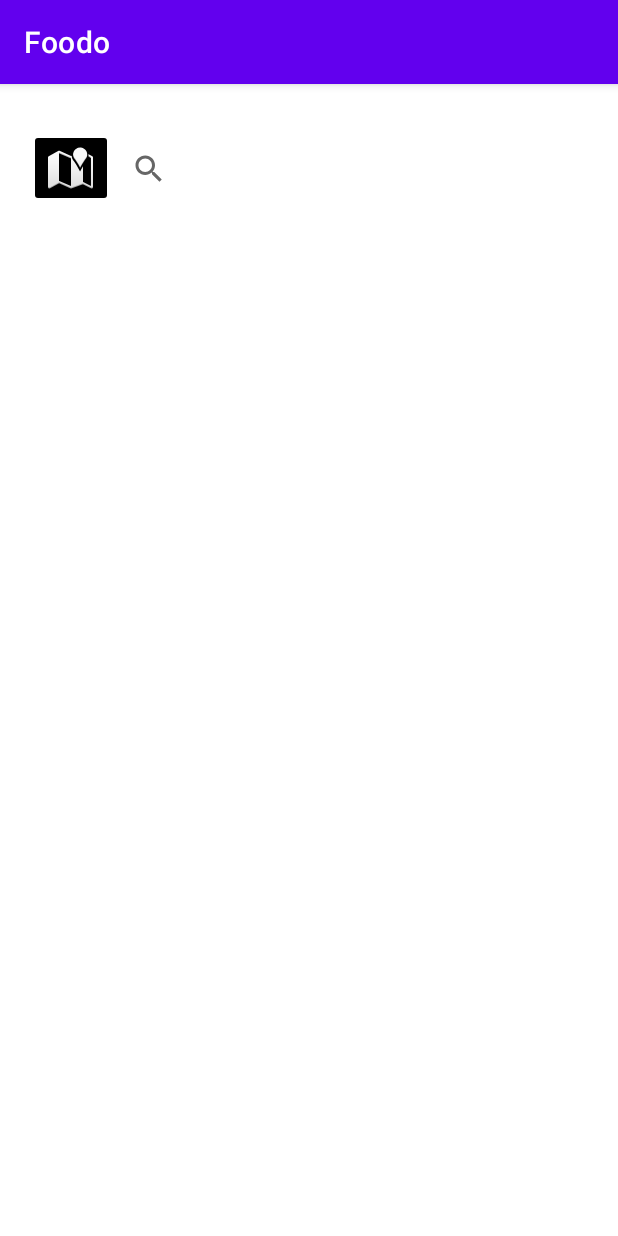
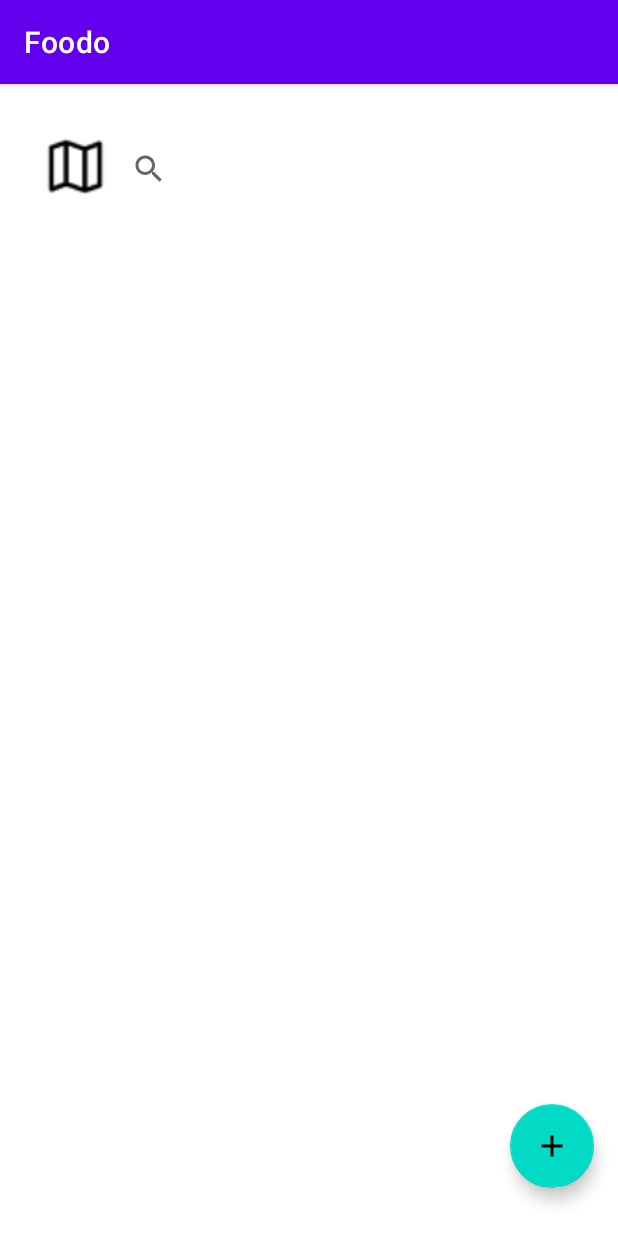
Before and after one commit to jerryxu9/Foodo, an Android app: the screen it shows after launch (MainActivity), on a phone screen of 412 x 824 dp. Run offline under Robolectric (Android 15) with nearby library versions, the phone set to English and light mode, and no system bars.

Commit message:
Add 'create foodo list' button, styled map button

```diff
--- a/frontend/app/src/main/java/com/example/foodo/MainActivity.java
+++ b/frontend/app/src/main/java/com/example/foodo/MainActivity.java
@@ -4,11 +4,13 @@ import android.content.Intent;
 import android.os.Bundle;
 import android.util.Log;
 import android.view.View;
-import android.widget.ImageButton;
+import android.widget.Button;
 import android.widget.SearchView;
 
 import androidx.annotation.NonNull;
 import androidx.appcompat.app.AppCompatActivity;
+
+import com.google.android.material.floatingactionbutton.FloatingActionButton;
 
 import java.io.IOException;
 
@@ -28,7 +30,8 @@ public class MainActivity extends AppCompatActivity {
     private final String BASE_URL = "http://10.0.2.2:3000";
 
     SearchView restaurantSearch;
-    ImageButton mapButton;
+    Button mapButton;
+    FloatingActionButton addFoodoListButton;
 
     @Override
     protected void onCreate(Bundle savedInstanceState) {
@@ -39,7 +42,6 @@ public class MainActivity extends AppCompatActivity {
         restaurantSearch.setOnQueryTextListener(new SearchView.OnQueryTextListener() {
             @Override
             public boolean onQueryTextSubmit(String query) {
-                Log.d(TAG, String.format("Submit button pressed with query %s", query));
                 searchRestaurant(query);
                 return true;
             }
@@ -50,15 +52,15 @@ public class MainActivity extends AppCompatActivity {
             }
         });
         mapButton = findViewById(R.id.map_button);
-        mapButton.setOnClickListener((View v) -> {
-            Log.d(TAG, "Pressed mapButton");
-            handleMapAction();
-        });
+        mapButton.setOnClickListener((View v) -> handleMapAction());
+
+        addFoodoListButton = findViewById(R.id.add_foodo_list_button);
+        addFoodoListButton.setOnClickListener((View v) -> handleAddFoodoListAction());
 
     }
 
     private void searchRestaurant(String query) {
-        Log.d(TAG, String.format("called doMySearch with query: %s", query));
+        Log.d(TAG, String.format("Search submit button pressed with query %s", query));
 
         String url = BASE_URL + "/searchRestaurantsByQuery";
         HttpUrl httpUrl = HttpUrl.parse(url);
@@ -68,8 +70,7 @@ public class MainActivity extends AppCompatActivity {
             return;
         }
 
-        HttpUrl.Builder httpBuilder = httpUrl.newBuilder();
-        httpBuilder.addQueryParameter("query", query);
+        HttpUrl.Builder httpBuilder = httpUrl.newBuilder().addQueryParameter("query", query);
 
         Request request = new Request.Builder()
                 .url(httpBuilder.build())
@@ -88,16 +89,16 @@ public class MainActivity extends AppCompatActivity {
                 try (ResponseBody responseBody = response.body()) {
                     if (!response.isSuccessful())
                         throw new IOException(String.format("Unexpected code %s", response));
+                    else if(responseBody == null) {
+                        throw new IOException("null response from /searchRestaurantsByQuery endpoint");
+                    }
                     else {
-                        if (responseBody == null) {
-                            Log.d(TAG, "response from /searchRestaurantsByQuery is null");
-                            throw new IOException("null response from /searchRestaurantsByQuery endpoint");
-                        }
                         searchResults = responseBody.string();
+                        Log.d(TAG, String.format("response from /searchRestaurantsByQuery: %s", searchResults));
                         runOnUiThread(() -> {
                             // Async method to update UI
                         });
-                        Log.d(TAG, String.format("response from /searchRestaurantsByQuery: %s", searchResults));
+
                     }
                 }
             }
@@ -107,7 +108,14 @@ public class MainActivity extends AppCompatActivity {
     }
 
     private void handleMapAction() {
+        Log.d(TAG, "Pressed map button");
         Intent mapsIntent = new Intent(MainActivity.this, MapActivity.class);
         startActivity(mapsIntent);
     }
+
+    private void handleAddFoodoListAction() {
+        Log.d(TAG, "Pressed add Foodo restaurant button");
+        Intent createFoodoListIntent = new Intent(MainActivity.this, CreateFoodoList.class);
+        startActivity(createFoodoListIntent);
+    }
 }
--- a/frontend/app/src/main/res/layout/activity_main.xml
+++ b/frontend/app/src/main/res/layout/activity_main.xml
@@ -17,17 +17,33 @@
         app:layout_constraintTop_toTopOf="parent"
         app:layout_constraintVertical_bias="0.024" />
 
-    <ImageButton
+    <Button
         android:id="@+id/map_button"
-        android:layout_width="wrap_content"
-        android:layout_height="wrap_content"
-        android:backgroundTint="@color/black"
+        android:layout_width="50dp"
+        android:layout_height="50dp"
+        android:background="@drawable/map_button_icon"
         android:contentDescription="@string/map_button"
+        android:gravity="center_vertical|center_horizontal"
+        app:backgroundTint="@color/black"
         app:layout_constraintBottom_toBottomOf="parent"
         app:layout_constraintEnd_toStartOf="@+id/restaurant_search"
         app:layout_constraintHorizontal_bias="1.0"
         app:layout_constraintStart_toStartOf="parent"
         app:layout_constraintTop_toTopOf="parent"
-        app:layout_constraintVertical_bias="0.042"
-        app:srcCompat="@android:drawable/ic_dialog_map" />
+        app:layout_constraintVertical_bias="0.042" />
+
+    <com.google.android.material.floatingactionbutton.FloatingActionButton
+        android:id="@+id/add_foodo_list_button"
+        android:layout_width="wrap_content"
+        android:layout_height="wrap_content"
+        android:layout_gravity="end|bottom"
+        android:layout_margin="16dp"
+        android:contentDescription="@string/submit_add_button"
+        android:src="@drawable/add_button_icon"
+        app:layout_constraintBottom_toBottomOf="parent"
+        app:layout_constraintEnd_toEndOf="parent"
+        app:layout_constraintHorizontal_bias="1.0"
+        app:layout_constraintStart_toStartOf="parent"
+        app:layout_constraintTop_toTopOf="parent"
+        app:layout_constraintVertical_bias="0.976" />
 </androidx.constraintlayout.widget.ConstraintLayout>
--- a/frontend/app/src/main/res/values/strings.xml
+++ b/frontend/app/src/main/res/values/strings.xml
@@ -4,4 +4,6 @@
     <string name="search_hint">Search Restaurants</string>
     <string name="map_button">Map Button</string>
     <string name="search_title">Search</string>
+    <string name="add_button">Add Foodo List Button</string>
+    <string name="submit_add_button">Add Foodo List</string>
 </resources>
```
Also changed, not shown: frontend/app/src/main/res/drawable/add_button_icon.png (added), frontend/app/src/main/res/drawable/map_button_icon.png (added).
